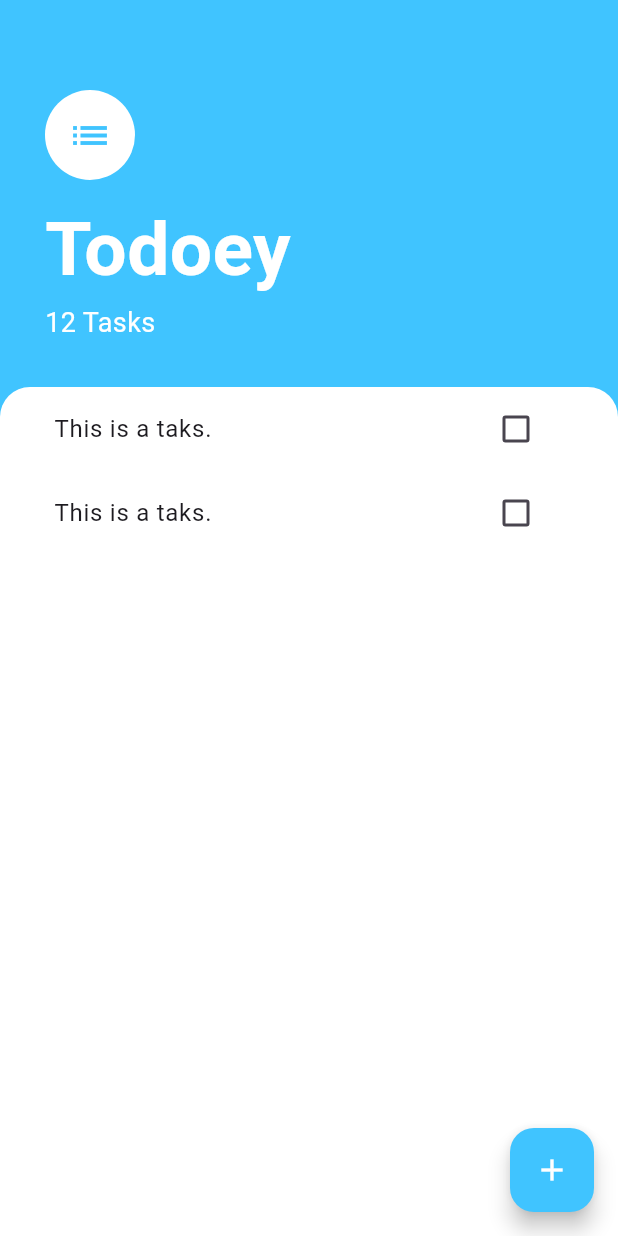
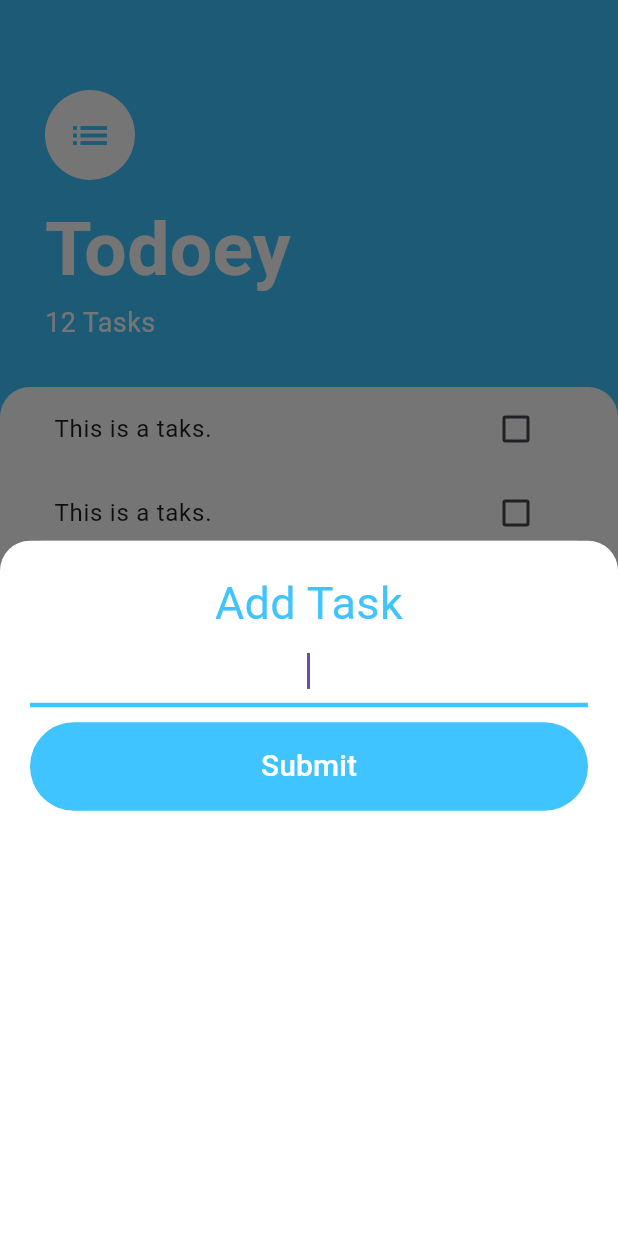
Before and after one commit to lightrao/todoey_flutter_24, a Flutter app: the screen it shows after launch, after a tap on the "add" icon, on a phone screen of 412 x 824 dp. Run offline on Flutter 3.47's test engine with Material 3 defaults, Android fonts, the phone set to English and light mode, and no system bars.

Commit message:
The BottomSheet Widget

```diff
--- /dev/null
+++ b/lib/screens/add_task_screen.dart
@@ -0,0 +1,68 @@
+import 'package:flutter/material.dart';
+
+class AddTaskScreen extends StatelessWidget {
+  const AddTaskScreen({super.key});
+
+  @override
+  Widget build(BuildContext context) {
+    return Container(
+      color: Color(0xff757575),
+      child: Container(
+        padding: EdgeInsets.all(20),
+        decoration: BoxDecoration(
+          color: Colors.white,
+          borderRadius: BorderRadius.only(
+            topLeft: Radius.circular(20),
+            topRight: Radius.circular(20),
+          ),
+        ),
+        child: Column(
+          crossAxisAlignment: CrossAxisAlignment.stretch,
+          children: [
+            Text(
+              'Add Task',
+              textAlign: TextAlign.center,
+              style: TextStyle(
+                fontSize: 30,
+                color: Colors.lightBlueAccent,
+              ),
+            ),
+            TextField(
+              autofocus: true,
+              textAlign: TextAlign.center,
+              decoration: InputDecoration(
+                enabledBorder: UnderlineInputBorder(
+                  borderSide: BorderSide(
+                      color: Colors.lightBlueAccent), // Set underline color
+                ),
+                focusedBorder: UnderlineInputBorder(
+                  borderSide: BorderSide(
+                      color: Colors.lightBlueAccent,
+                      width: 3.0), // Set focused underline color
+                ),
+              ),
+            ),
+            SizedBox(
+              height: 10,
+            ),
+            TextButton(
+              style: ButtonStyle(
+                backgroundColor:
+                    WidgetStateProperty.all(Colors.lightBlueAccent),
+                padding: WidgetStateProperty.all(
+                    EdgeInsets.symmetric(vertical: 15.0, horizontal: 40.0)),
+                minimumSize: WidgetStateProperty.all(Size(100.0, 30.0)),
+                // Width x Height
+              ),
+              onPressed: () {},
+              child: Text(
+                'Submit',
+                style: TextStyle(fontSize: 20, color: Colors.white),
+              ),
+            ),
+          ],
+        ),
+      ),
+    );
+  }
+}
--- a/lib/screens/tasks_screen.dart
+++ b/lib/screens/tasks_screen.dart
@@ -1,4 +1,5 @@
 import 'package:flutter/material.dart';
+import 'package:todoey_flutter_24/screens/add_task_screen.dart';
 
 import '../widgets/tasks_list.dart';
 
@@ -10,7 +11,10 @@ class TasksScreen extends StatelessWidget {
     return Scaffold(
       backgroundColor: Colors.lightBlueAccent,
       floatingActionButton: FloatingActionButton(
-        onPressed: () {},
+        onPressed: () {
+          showModalBottomSheet(
+              context: context, builder: (context) => AddTaskScreen());
+        },
         backgroundColor: Colors.lightBlueAccent,
         child: Icon(
           Icons.add,
```
